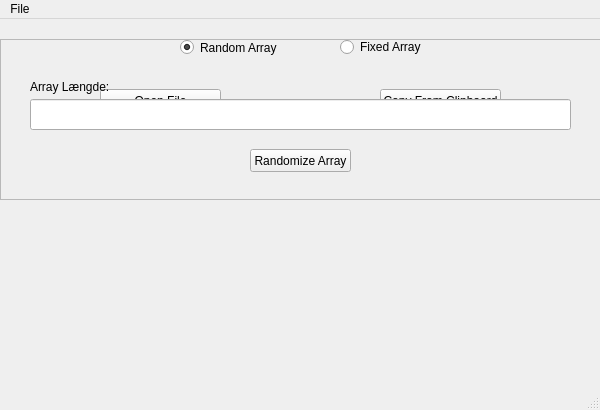
The window that gui.ui (Rasmus3650/eksamen) describes before a commit, drawn with Qt 5.
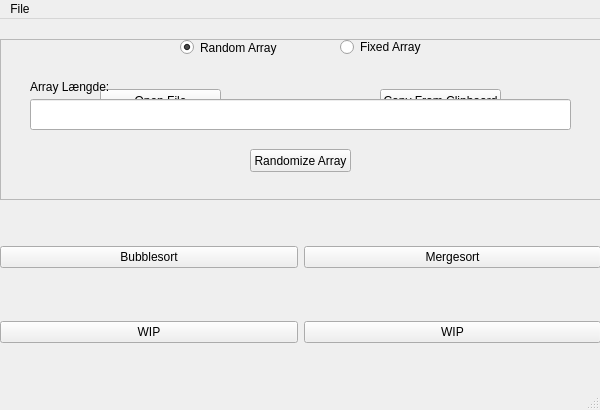
The same window after the commit.

Commit message: Mere eller mindre lavet programmet færdigt. Har gjort så merge og bubble kan blive kaldt fra main uden problemer. Mangler at gøre så man kan indsætte et array man selv har lavet. Mangler at tilføje flere algoritmer. Lige nu er der en bug med merge der gør at den af en eller anden grund skipper nogle af de tal der er i arrayet

```diff
--- a/gui.ui
+++ b/gui.ui
@@ -180,6 +180,46 @@
      </property>
     </widget>
    </widget>
+   <widget class="QWidget" name="gridLayoutWidget">
+    <property name="geometry">
+     <rect>
+      <x>0</x>
+      <y>180</y>
+      <width>601</width>
+      <height>191</height>
+     </rect>
+    </property>
+    <layout class="QGridLayout" name="gridLayout">
+     <item row="0" column="0">
+      <widget class="QPushButton" name="bubbleSortButton">
+       <property name="text">
+        <string>Bubblesort</string>
+       </property>
+      </widget>
+     </item>
+     <item row="1" column="0">
+      <widget class="QPushButton" name="pushButton">
+       <property name="text">
+        <string>WIP</string>
+       </property>
+      </widget>
+     </item>
+     <item row="0" column="1">
+      <widget class="QPushButton" name="mergeSortButton">
+       <property name="text">
+        <string>Mergesort</string>
+       </property>
+      </widget>
+     </item>
+     <item row="1" column="1">
+      <widget class="QPushButton" name="pushButton_4">
+       <property name="text">
+        <string>WIP</string>
+       </property>
+      </widget>
+     </item>
+    </layout>
+   </widget>
    <zorder>fixedRadioFrame</zorder>
    <zorder>randomRadioFrame</zorder>
    <zorder>radioFixed</zorder>
```
Left out of the diff: 1 changed line with no effect on the pictures. The commit also changes 4 other files.
